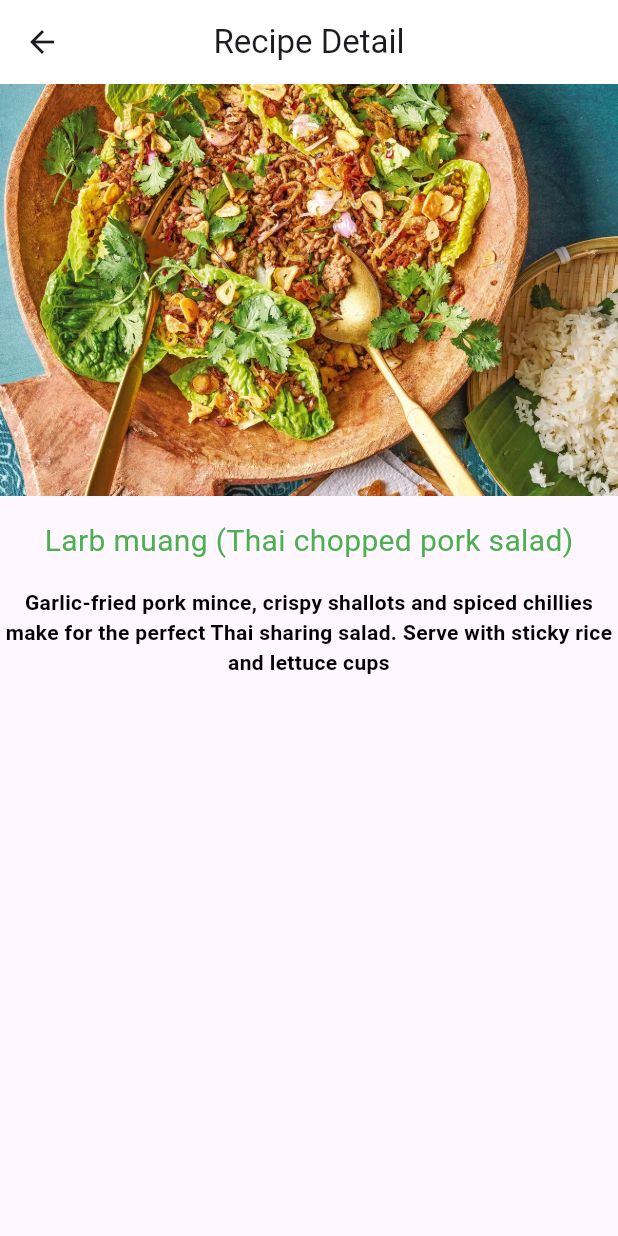
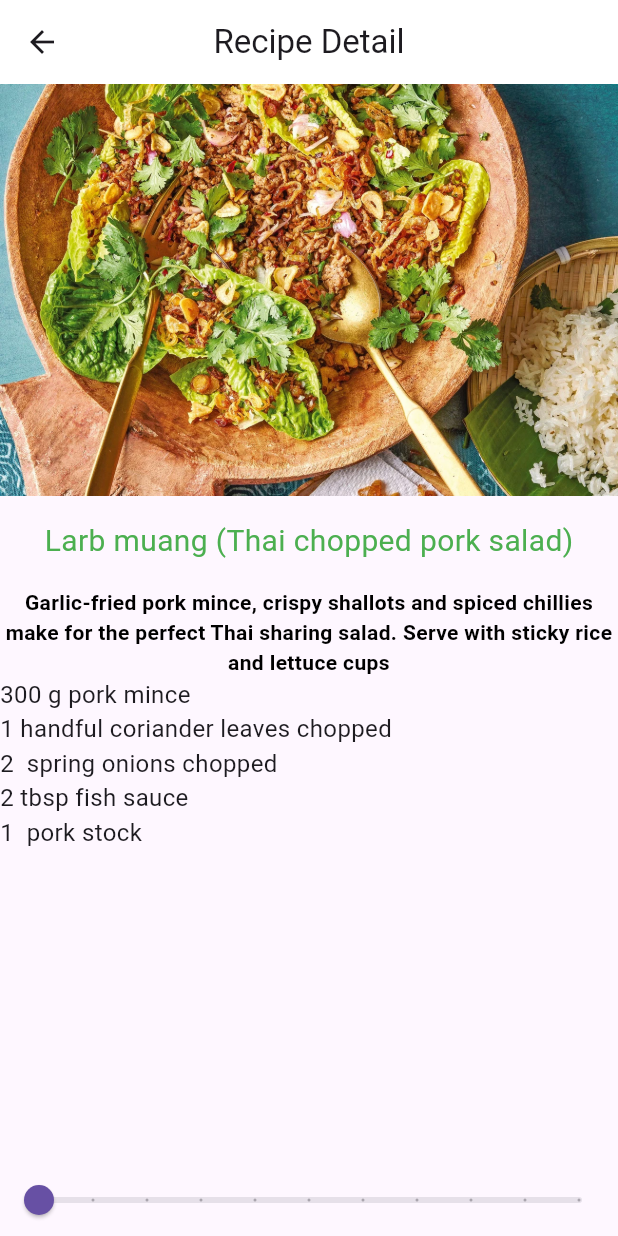
Before and after one commit to Kanokpol508/receipes, a Flutter app: the screen it shows after launch, after a tap on "Larb muang (Thai chopped pork salad)", on a phone screen of 412 x 824 dp. Run offline on Flutter 3.47's test engine with Material 3 defaults, Android fonts, the phone set to English and light mode, and no system bars.

Commit message:
recipe ingredients

```diff
--- a/lib/mobel/receipe.dart
+++ b/lib/mobel/receipe.dart
@@ -1,27 +1,72 @@
+class Ingredient {
+  String name;
+  int quantity;
+  String unit;
+  Ingredient({required this.name, required this.quantity, required this.unit});
+}
+
 class Recipe {
   String imgLable;
   String imageUrl;
-  String detail;
+  String description;
+  List<Ingredient> ingredients;
 
   // Constructor
-  Recipe(this.imageUrl, this.imgLable, this.detail);
+  Recipe(this.imageUrl, this.imgLable, this.description, this.ingredients);
 
   static List<Recipe> samples =
   [
     Recipe('assets/images/Larb muang.webp',
     'Larb muang (Thai chopped pork salad)',
-    'Garlic-fried pork mince, crispy shallots and spiced chillies make for the perfect Thai sharing salad. Serve with sticky rice and lettuce cups' ),
+    'Garlic-fried pork mince, crispy shallots and spiced chillies make for the perfect Thai sharing salad. Serve with sticky rice and lettuce cups',
+    [
+      Ingredient(name :'pork mince', quantity: 300 , unit:'g'),
+      Ingredient(name :'coriander leaves chopped', quantity: 1 , unit:'handful'),
+      Ingredient(name :'spring onions chopped', quantity: 2 , unit:''),
+      Ingredient(name :'fish sauce', quantity: 2 , unit:'tbsp'),
+      Ingredient(name :'pork stock', quantity: 1 , unit:'')
+    ],
+    ),
 
     Recipe('assets/images/Pad Thai.webp',
     'Pad Thai',
-    'Put juicy king prawns to work in this classic pad Thai dish, which takes just half an hour. With crunchy beansprouts, roasted peanuts, zesty lime and chilli, this noodle dish is full of vibrant flavours and textures.'),
+    'Put juicy king prawns to work in this classic pad Thai dish, which takes just half an hour. With crunchy beansprouts, roasted peanuts, zesty lime and chilli, this noodle dish is full of vibrant flavours and textures.',
+    [
+      Ingredient(name :'Aubergines', quantity: 2 , unit:''),
+      Ingredient(name :'Jungle curry paste', quantity: 2 , unit:'tbsp'),
+      Ingredient(name :'Vegetable stock', quantity: 2 , unit:'cups'),
+      Ingredient(name :'Kaffir lime leaves', quantity: 3 , unit:''),
+      Ingredient(name :'Thai chilies', quantity: 2 , unit:''),
+      Ingredient(name :'Fish sauce', quantity: 1 , unit:'tbsp'),
+      Ingredient(name :'Thai basil', quantity: 1 , unit:'handful')
+    ],
+    ),
 
     Recipe('assets/images/Thai green fish curry.webp',
     'Thai green fish curry',
-    'Perk up your midweek meal with flaky chunks of fish cooked in creamy coconut milk and mild thai green curry paste, ready in just 10 minutes'),
+    'Perk up your midweek meal with flaky chunks of fish cooked in creamy coconut milk and mild thai green curry paste, ready in just 10 minutes',
+    [
+      Ingredient(name :'Thai green curry paste', quantity: 2 , unit:'tbsp'),
+      Ingredient(name :'tin coconut milk', quantity: 400 , unit:'g'),
+      Ingredient(name :'sugar snap peas', quantity: 200 , unit:'g'),
+      Ingredient(name :'skinless fish fillet', quantity: 400 , unit:'g'),
+      Ingredient(name :'red chilli', quantity: 1 , unit:'')
+    ],
+    ),
+
 
     Recipe('assets/images/Thai pumpkin curry.webp',
     'Thai pumpkin curry (gaeng fak thong)',
-    'Make the most of seasonal pumpkins with this Thai curry, flavoured with dill, fish sauce and homemade red and green chilli paste.')
+    'Make the most of seasonal pumpkins with this Thai curry, flavoured with dill, fish sauce and homemade red and green chilli paste.',
+    [
+      Ingredient(name :'vegetable stock', quantity: 1 , unit:'litre'),
+      Ingredient(name :'butternut squash', quantity: 500 , unit:'g'),
+      Ingredient(name :'fine green beans', quantity: 100 , unit:'g'),
+      Ingredient(name :'baby corn', quantity: 100 , unit:'g'),
+      Ingredient(name :'onions', quantity: 2 , unit:''),
+      Ingredient(name :'courgette', quantity: 1 , unit:''),
+      Ingredient(name :'fish sauce', quantity: 4 , unit:'tbsp')
+    ],
+    )
   ];
 }
--- a/lib/recipe_detail.dart
+++ b/lib/recipe_detail.dart
@@ -1,24 +1,77 @@
 import 'package:flutter/material.dart';
 import 'package:receipes/mobel/receipe.dart';
 
-class RecipeDetail extends StatelessWidget{
-  // รับข้อมูลจาก main.dart
-  final Recipe recipe;
-
-  // ตัวสร้างที่มีพารามิเตอร์สูตรที่จำเป็น
-  const RecipeDetail({super.key, required this.recipe});
+class RecipeDetail extends StatefulWidget {
+  Recipe recipe;
+  RecipeDetail({super.key, required this.recipe});
 
   @override
-  Widget build(BuildContext context) {
-    return Scaffold(
-      appBar: AppBar(title: const Text('Recipe Detail')),
-      body: Column(children: [
-        Image(image: AssetImage(recipe.imageUrl)),
-        SizedBox(height: 16.0),
-        Text(recipe.imgLable, style: TextStyle(color: Colors.green, fontSize: 20),),
-        SizedBox(height: 16.0),
-        Text(recipe.detail, style: const TextStyle(fontSize: 14, fontWeight: FontWeight.bold, color: Colors.black,), textAlign: TextAlign.center,),
-        ]),
-    );
+  State<StatefulWidget> createState() {
+    return RecipeDetailState();
   }
 }
+
+class RecipeDetailState extends State<RecipeDetail> {
+  int sliderValue = 1;
+
+  @override
+    Widget build(BuildContext context) {
+
+      return Scaffold(
+        appBar: AppBar(title: const Text('Recipe Detail')),
+        body: Column(
+          children: [
+            Image(image: AssetImage(widget.recipe.imageUrl)),
+            const SizedBox(height: 16.0),
+            Text(
+              widget.recipe.imgLable,
+              style: const TextStyle(color: Colors.green, fontSize: 20),
+            ),
+
+
+            const SizedBox(height: 16.0),
+            Text(
+              widget.recipe.description,
+              style: const TextStyle(
+                fontSize: 14,
+                fontWeight: FontWeight.bold,
+                color: Colors.black,
+              ),
+
+
+              textAlign: TextAlign.center,
+            ),
+
+
+            Expanded(
+              child: ListView.builder(
+                itemCount: widget.recipe.ingredients.length,
+                itemBuilder: (BuildContext context, int index) {
+                  final ingredient = widget.recipe.ingredients[index];
+                  return Text(
+                    '${ingredient.quantity*sliderValue} ${ingredient.unit} ${ingredient.name}',
+                    style: const TextStyle(fontSize: 16.0),
+                  );
+                },
+              ),
+            ),
+
+
+            Slider(
+              min: 1.0,
+              max: 10.0,
+              divisions: 10,
+              label: '${(sliderValue)} servings',
+              value: sliderValue.toDouble(),
+
+              onChanged: (newValue) {
+                setState(() {
+                  sliderValue = newValue.toInt();
+                });
+              },
+            ),
+          ],
+        ),
+      );
+    }
+}
```
